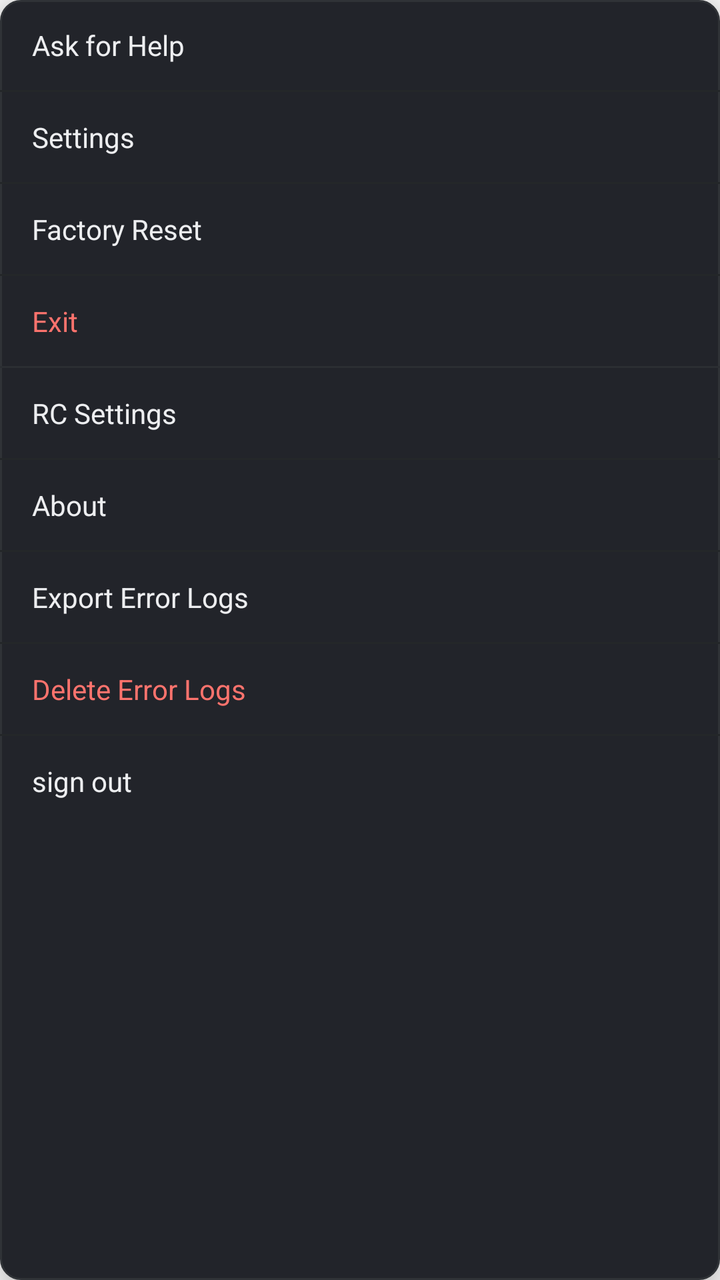
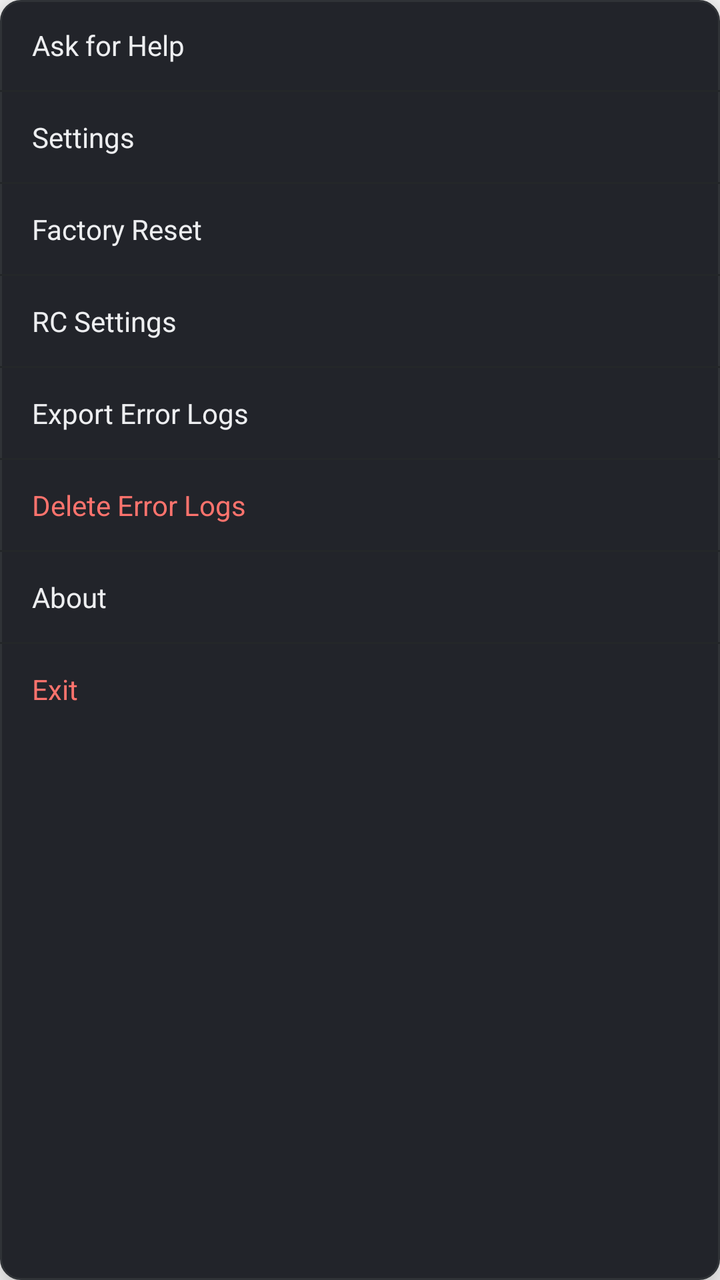

Before-and-after screenshots of an Android layout around one commit, followed by the original layout XML and the change that was made.
<!-- AndroidManifest.xml: application theme AppTheme -->
<!-- res/layout/popup_home_overflow.xml -->
<?xml version="1.0" encoding="utf-8"?>
<LinearLayout xmlns:android="http://schemas.android.com/apk/res/android"
    android:layout_width="190dp"
    android:layout_height="wrap_content"
    android:orientation="vertical"
    android:background="@drawable/bg_home_popup"
    android:elevation="12dp">

    <TextView
        android:id="@+id/home_menu_row_help"
        android:layout_width="match_parent"
        android:layout_height="wrap_content"
        android:background="?attr/selectableItemBackground"
        android:clickable="true"
        android:focusable="true"
        android:paddingStart="16dp"
        android:paddingEnd="16dp"
        android:paddingTop="13dp"
        android:paddingBottom="13dp"
        android:text="@string/gen_help"
        android:textColor="@color/home_text_primary"
        android:textSize="14sp" />

    <View
        android:layout_width="match_parent"
        android:layout_height="1dp"
        android:background="@color/home_border_soft" />

    <TextView
        android:id="@+id/home_menu_row_settings"
        android:layout_width="match_parent"
        android:layout_height="wrap_content"
        android:background="?attr/selectableItemBackground"
        android:clickable="true"
        android:focusable="true"
        android:paddingStart="16dp"
        android:paddingEnd="16dp"
        android:paddingTop="13dp"
        android:paddingBottom="13dp"
        android:text="@string/home_menu_settings"
        android:textColor="@color/home_text_primary"
        android:textSize="14sp" />

    <View
        android:layout_width="match_parent"
        android:layout_height="1dp"
        android:background="@color/home_border_soft" />

    <TextView
        android:id="@+id/home_menu_row_reset"
        android:layout_width="match_parent"
        android:layout_height="wrap_content"
        android:background="?attr/selectableItemBackground"
        android:clickable="true"
        android:focusable="true"
        android:paddingStart="16dp"
        android:paddingEnd="16dp"
        android:paddingTop="13dp"
        android:paddingBottom="13dp"
        android:text="@string/gen_FactoryReset"
        android:textColor="@color/home_text_primary"
        android:textSize="14sp" />

    <View
        android:layout_width="match_parent"
        android:layout_height="1dp"
        android:background="@color/home_border_soft" />

    <TextView
        android:id="@+id/home_menu_row_exit"
        android:layout_width="match_parent"
        android:layout_height="wrap_content"
        android:background="?attr/selectableItemBackground"
        android:clickable="true"
        android:focusable="true"
        android:paddingStart="16dp"
        android:paddingEnd="16dp"
        android:paddingTop="13dp"
        android:paddingBottom="13dp"
        android:text="@string/action_exit"
        android:textColor="@color/home_red_text"
        android:textSize="14sp" />

    <View
        android:layout_width="match_parent"
        android:layout_height="1dp"
        android:background="@color/home_border" />

    <TextView
        android:id="@+id/home_menu_row_remote"
        android:layout_width="match_parent"
        android:layout_height="wrap_content"
        android:background="?attr/selectableItemBackground"
        android:clickable="true"
        android:focusable="true"
        android:paddingStart="16dp"
        android:paddingEnd="16dp"
        android:paddingTop="13dp"
        android:paddingBottom="13dp"
        android:text="@string/actionremote_settings"
        android:textColor="@color/home_text_primary"
        android:textSize="14sp" />

    <View
        android:layout_width="match_parent"
        android:layout_height="1dp"
        android:background="@color/home_border_soft" />

    <TextView
        android:id="@+id/home_menu_row_about"
        android:layout_width="match_parent"
        android:layout_height="wrap_content"
        android:background="?attr/selectableItemBackground"
        android:clickable="true"
        android:focusable="true"
        android:paddingStart="16dp"
        android:paddingEnd="16dp"
        android:paddingTop="13dp"
        android:paddingBottom="13dp"
        android:text="@string/gen_about"
        android:textColor="@color/home_text_primary"
        android:textSize="14sp" />

    <View
        android:layout_width="match_parent"
        android:layout_height="1dp"
        android:background="@color/home_border_soft" />

    <TextView
        android:id="@+id/home_menu_row_export_logs"
        android:layout_width="match_parent"
        android:layout_height="wrap_content"
        android:background="?attr/selectableItemBackground"
        android:clickable="true"
        android:focusable="true"
        android:paddingStart="16dp"
        android:paddingEnd="16dp"
        android:paddingTop="13dp"
        android:paddingBottom="13dp"
        android:text="@string/home_menu_export_logs"
        android:textColor="@color/home_text_primary"
        android:textSize="14sp" />

    <View
        android:layout_width="match_parent"
        android:layout_height="1dp"
        android:background="@color/home_border_soft" />

    <TextView
        android:id="@+id/home_menu_row_clear_logs"
        android:layout_width="match_parent"
        android:layout_height="wrap_content"
        android:background="?attr/selectableItemBackground"
        android:clickable="true"
        android:focusable="true"
        android:paddingStart="16dp"
        android:paddingEnd="16dp"
        android:paddingTop="13dp"
        android:paddingBottom="13dp"
        android:text="@string/home_menu_clear_logs"
        android:textColor="@color/home_red_text"
        android:textSize="14sp" />

    <View
        android:layout_width="match_parent"
        android:layout_height="1dp"
        android:background="@color/home_border_soft" />

    <TextView
        android:id="@+id/home_menu_row_signout"
        android:layout_width="match_parent"
        android:layout_height="wrap_content"
        android:background="?attr/selectableItemBackground"
        android:clickable="true"
        android:focusable="true"
        android:paddingStart="16dp"
        android:paddingEnd="16dp"
        android:paddingTop="13dp"
        android:paddingBottom="13dp"
        android:text="@string/action_signout"
        android:textColor="@color/home_text_primary"
        android:textSize="14sp" />

</LinearLayout>
<!-- resources referenced by this layout -->
<resources>
  <color name="home_border">#2B2E32</color>
  <color name="home_border_soft">#242729</color>
  <color name="home_red_text">#FD736D</color>
  <color name="home_text_primary">#EDEEF0</color>
  <!-- drawable bg_home_popup (drawable) -->
  <?xml version="1.0" encoding="utf-8"?>
  <shape xmlns:android="http://schemas.android.com/apk/res/android"
      android:shape="rectangle">
      <solid android:color="@color/home_popup_bg" />
      <stroke android:width="1dp" android:color="@color/home_border_input" />
      <corners android:radius="10dp" />
  </shape>
  <string name="action_exit">Exit</string>
  <string name="action_signout">sign out</string>
  <string name="actionremote_settings">RC Settings</string>
  <string name="gen_FactoryReset">Factory Reset</string>
  <string name="gen_about">About</string>
  <string name="gen_help">Ask for Help</string>
  <string name="home_menu_clear_logs">Delete Error Logs</string>
  <string name="home_menu_export_logs">Export Error Logs</string>
  <string name="home_menu_settings">Settings</string>
  <style name="AppTheme" parent="Theme.AppCompat.Light.DarkActionBar">
          
      </style>
  <color name="home_popup_bg">#22242A</color>
  <color name="home_border_input">#303337</color>
</resources>

<!-- the commit's change to res/layout/popup_home_overflow.xml (unified diff, before → after) -->
@@ -67,26 +67,6 @@
         android:background="@color/home_border_soft" />
 
     <TextView
-        android:id="@+id/home_menu_row_exit"
-        android:layout_width="match_parent"
-        android:layout_height="wrap_content"
-        android:background="?attr/selectableItemBackground"
-        android:clickable="true"
-        android:focusable="true"
-        android:paddingStart="16dp"
-        android:paddingEnd="16dp"
-        android:paddingTop="13dp"
-        android:paddingBottom="13dp"
-        android:text="@string/action_exit"
-        android:textColor="@color/home_red_text"
-        android:textSize="14sp" />
-
-    <View
-        android:layout_width="match_parent"
-        android:layout_height="1dp"
-        android:background="@color/home_border" />
-
-    <TextView
         android:id="@+id/home_menu_row_remote"
         android:layout_width="match_parent"
         android:layout_height="wrap_content"
@@ -98,26 +78,6 @@
         android:paddingTop="13dp"
         android:paddingBottom="13dp"
         android:text="@string/actionremote_settings"
-        android:textColor="@color/home_text_primary"
-        android:textSize="14sp" />
-
-    <View
-        android:layout_width="match_parent"
-        android:layout_height="1dp"
-        android:background="@color/home_border_soft" />
-
-    <TextView
-        android:id="@+id/home_menu_row_about"
-        android:layout_width="match_parent"
-        android:layout_height="wrap_content"
-        android:background="?attr/selectableItemBackground"
-        android:clickable="true"
-        android:focusable="true"
-        android:paddingStart="16dp"
-        android:paddingEnd="16dp"
-        android:paddingTop="13dp"
-        android:paddingBottom="13dp"
-        android:text="@string/gen_about"
         android:textColor="@color/home_text_primary"
         android:textSize="14sp" />
 
@@ -167,7 +127,7 @@
         android:background="@color/home_border_soft" />
 
     <TextView
-        android:id="@+id/home_menu_row_signout"
+        android:id="@+id/home_menu_row_about"
         android:layout_width="match_parent"
         android:layout_height="wrap_content"
         android:background="?attr/selectableItemBackground"
@@ -177,8 +137,28 @@
         android:paddingEnd="16dp"
         android:paddingTop="13dp"
         android:paddingBottom="13dp"
-        android:text="@string/action_signout"
+        android:text="@string/gen_about"
         android:textColor="@color/home_text_primary"
         android:textSize="14sp" />
 
+    <View
+        android:layout_width="match_parent"
+        android:layout_height="1dp"
+        android:background="@color/home_border_soft" />
+
+    <TextView
+        android:id="@+id/home_menu_row_exit"
+        android:layout_width="match_parent"
+        android:layout_height="wrap_content"
+        android:background="?attr/selectableItemBackground"
+        android:clickable="true"
+        android:focusable="true"
+        android:paddingStart="16dp"
+        android:paddingEnd="16dp"
+        android:paddingTop="13dp"
+        android:paddingBottom="13dp"
+        android:text="@string/action_exit"
+        android:textColor="@color/home_red_text"
+        android:textSize="14sp" />
+
 </LinearLayout>
<!-- resource entries referenced after the edit -->
@@ -1,6 +1,5 @@
 <!-- resources referenced by this layout -->
 <resources>
-  <color name="home_border">#2B2E32</color>
   <color name="home_border_soft">#242729</color>
   <color name="home_red_text">#FD736D</color>
   <color name="home_text_primary">#EDEEF0</color>
@@ -13,7 +12,6 @@
       <corners android:radius="10dp" />
   </shape>
   <string name="action_exit">Exit</string>
-  <string name="action_signout">sign out</string>
   <string name="actionremote_settings">RC Settings</string>
   <string name="gen_FactoryReset">Factory Reset</string>
   <string name="gen_about">About</string>
